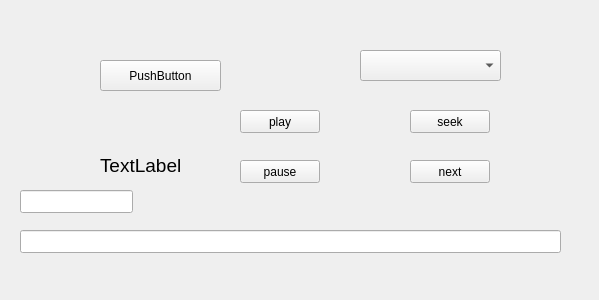
The window that buttonGUI/opengui.ui (DevelopKits/embebidos-grupo7) describes before a commit, drawn with Qt 5.
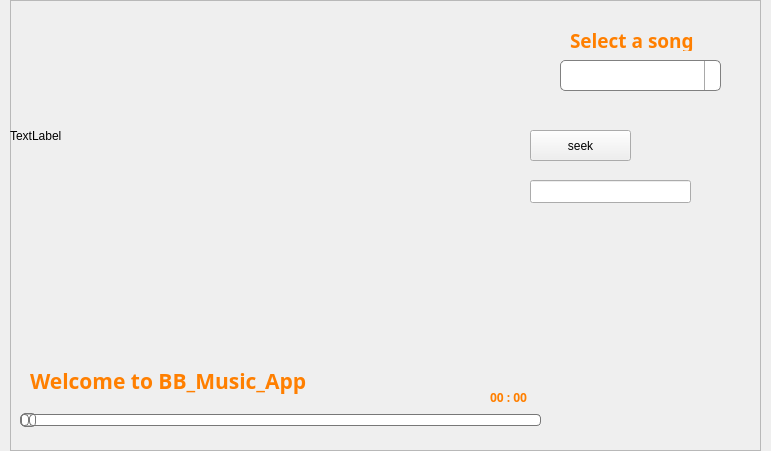
The same window after the commit. Icons and pictures are not drawn.

Commit message: Funcionalidad de SEEK agregada, calentamiento de interfaz de usuario y detalles de funcionamiento extra

Diff of the .ui file:
```diff
--- a/buttonGUI/opengui.ui
+++ b/buttonGUI/opengui.ui
@@ -6,125 +6,413 @@
    <rect>
     <x>0</x>
     <y>0</y>
-    <width>599</width>
-    <height>300</height>
+    <width>771</width>
+    <height>451</height>
    </rect>
   </property>
   <property name="windowTitle">
    <string>OpenGUI</string>
   </property>
-  <widget class="QLabel" name="label_1">
+  <property name="styleSheet">
+   <string notr="true"/>
+  </property>
+  <widget class="QFrame" name="frame">
    <property name="geometry">
     <rect>
-     <x>100</x>
-     <y>140</y>
-     <width>131</width>
-     <height>51</height>
+     <x>10</x>
+     <y>0</y>
+     <width>751</width>
+     <height>451</height>
     </rect>
    </property>
-   <property name="font">
-    <font>
-     <pointsize>14</pointsize>
-    </font>
+   <property name="autoFillBackground">
+    <bool>false</bool>
    </property>
-   <property name="text">
-    <string>TextLabel</string>
+   <property name="styleSheet">
+    <string notr="true">QFrame {
+     border-image: url(:/images/wallp.jpg);
+
+ }</string>
    </property>
-  </widget>
-  <widget class="QPushButton" name="pushButton_1">
-   <property name="geometry">
-    <rect>
-     <x>100</x>
-     <y>60</y>
-     <width>121</width>
-     <height>31</height>
-    </rect>
+   <property name="frameShape">
+    <enum>QFrame::StyledPanel</enum>
    </property>
-   <property name="text">
-    <string>PushButton</string>
+   <property name="frameShadow">
+    <enum>QFrame::Raised</enum>
    </property>
-  </widget>
-  <widget class="QLineEdit" name="lineEdit">
-   <property name="geometry">
-    <rect>
-     <x>20</x>
-     <y>230</y>
-     <width>541</width>
-     <height>23</height>
-    </rect>
-   </property>
-  </widget>
-  <widget class="QComboBox" name="comboBox_1">
-   <property name="geometry">
-    <rect>
-     <x>360</x>
-     <y>50</y>
-     <width>141</width>
-     <height>31</height>
-    </rect>
-   </property>
-  </widget>
-  <widget class="QLineEdit" name="lineEdit_2">
-   <property name="geometry">
-    <rect>
-     <x>20</x>
-     <y>190</y>
-     <width>113</width>
-     <height>23</height>
-    </rect>
-   </property>
-  </widget>
-  <widget class="QPushButton" name="pushButton_2">
-   <property name="geometry">
-    <rect>
-     <x>240</x>
-     <y>110</y>
-     <width>80</width>
-     <height>23</height>
-    </rect>
-   </property>
-   <property name="text">
-    <string>play</string>
-   </property>
-  </widget>
-  <widget class="QPushButton" name="pushButton_3">
-   <property name="geometry">
-    <rect>
-     <x>240</x>
-     <y>160</y>
-     <width>80</width>
-     <height>23</height>
-    </rect>
-   </property>
-   <property name="text">
-    <string>pause</string>
-   </property>
-  </widget>
-  <widget class="QPushButton" name="pushButton_4">
-   <property name="geometry">
-    <rect>
-     <x>410</x>
-     <y>110</y>
-     <width>80</width>
-     <height>23</height>
-    </rect>
-   </property>
-   <property name="text">
-    <string>seek</string>
-   </property>
-  </widget>
-  <widget class="QPushButton" name="pushButton_5">
-   <property name="geometry">
-    <rect>
-     <x>410</x>
-     <y>160</y>
-     <width>80</width>
-     <height>23</height>
-    </rect>
-   </property>
-   <property name="text">
-    <string>next</string>
-   </property>
+   <widget class="QSlider" name="horizontalSlider">
+    <property name="geometry">
+     <rect>
+      <x>10</x>
+      <y>410</y>
+      <width>521</width>
+      <height>20</height>
+     </rect>
+    </property>
+    <property name="styleSheet">
+     <string notr="true">QSlider::groove:horizontal {
+border: 1px solid #bbb;
+background: white;
+height: 10px;
+border-radius: 4px;
+}
+
+QSlider::sub-page:horizontal {
+background: qlineargradient(x1: 0, y1: 0,    x2: 0, y2: 1,
+    stop: 0 #66e, stop: 1 #bbf);
+background: qlineargradient(x1: 0, y1: 0.2, x2: 1, y2: 1,
+    stop: 0 #bbf, stop: 1 #55f);
+border: 1px solid #777;
+height: 10px;
+border-radius: 4px;
+}
+
+QSlider::add-page:horizontal {
+background: #fff;
+border: 1px solid #777;
+height: 10px;
+border-radius: 4px;
+}
+
+QSlider::handle:horizontal {
+background: qlineargradient(x1:0, y1:0, x2:1, y2:1,
+    stop:0 #eee, stop:1 #ccc);
+border: 1px solid #777;
+width: 13px;
+margin-top: -2px;
+margin-bottom: -2px;
+border-radius: 4px;
+}
+
+QSlider::handle:horizontal:hover {
+background: qlineargradient(x1:0, y1:0, x2:1, y2:1,
+    stop:0 #fff, stop:1 #ddd);
+border: 1px solid #444;
+border-radius: 4px;
+}
+
+QSlider::sub-page:horizontal:disabled {
+background: #bbb;
+border-color: #999;
+}
+
+QSlider::add-page:horizontal:disabled {
+background: #eee;
+border-color: #999;
+}
+
+QSlider::handle:horizontal:disabled {
+background: #eee;
+border: 1px solid #aaa;
+border-radius: 4px;
+}</string>
+    </property>
+    <property name="tracking">
+     <bool>false</bool>
+    </property>
+    <property name="orientation">
+     <enum>Qt::Horizontal</enum>
+    </property>
+    <property name="tickPosition">
+     <enum>QSlider::NoTicks</enum>
+    </property>
+   </widget>
+   <widget class="QPushButton" name="pushButton_2">
+    <property name="geometry">
+     <rect>
+      <x>150</x>
+      <y>270</y>
+      <width>51</width>
+      <height>51</height>
+     </rect>
+    </property>
+    <property name="styleSheet">
+     <string notr="true">QPushButton {
+     border-style: outset;
+	 image: url(:/images/play.png);
+ }
+ QPushButton:pressed {
+     border-style: inset;
+ }</string>
+    </property>
+    <property name="text">
+     <string/>
+    </property>
+    <property name="flat">
+     <bool>false</bool>
+    </property>
+   </widget>
+   <widget class="QComboBox" name="comboBox_1">
+    <property name="geometry">
+     <rect>
+      <x>550</x>
+      <y>60</y>
+      <width>161</width>
+      <height>31</height>
+     </rect>
+    </property>
+    <property name="styleSheet">
+     <string notr="true">QComboBox {
+     border: 1px solid gray;
+     border-radius: 5px;
+     padding: 1px 18px 1px 3px;
+     min-width: 6em;
+	 border-image: none;
+ }
+
+ QComboBox:editable {
+     background: white;
+ }
+
+ QComboBox:!editable, QComboBox::drop-down:editable {
+      background: qlineargradient(x1: 0, y1: 0, x2: 0, y2: 1,
+                                  stop: 0 #E1E1E1, stop: 0.4 #DDDDDD,
+                                  stop: 0.5 #D8D8D8, stop: 1.0 #D3D3D3);
+ }
+
+ /* QComboBox gets the &quot;on&quot; state when the popup is open */
+ QComboBox:!editable:on, QComboBox::drop-down:editable:on {
+     background: qlineargradient(x1: 0, y1: 0, x2: 0, y2: 1,
+                                 stop: 0 #D3D3D3, stop: 0.4 #D8D8D8,
+                                 stop: 0.5 #DDDDDD, stop: 1.0 #E1E1E1);
+ }
+
+ QComboBox:on { /* shift the text when the popup opens */
+     padding-top: 3px;
+     padding-left: 4px;
+ }
+
+ QComboBox::drop-down {
+     subcontrol-origin: padding;
+     subcontrol-position: top right;
+     width: 15px;
+
+     border-left-width: 1px;
+     border-left-color: darkgray;
+     border-left-style: solid; /* just a single line */
+     border-top-right-radius: 3px; /* same radius as the QComboBox */
+     border-bottom-right-radius: 3px;
+ }
+
+ QComboBox::down-arrow {
+     image: url(/usr/share/icons/crystalsvg/16x16/actions/1downarrow.png);
+ }
+
+ QComboBox::down-arrow:on { /* shift the arrow when popup is open */
+     top: 1px;
+     left: 1px;
+ }</string>
+    </property>
+   </widget>
+   <widget class="QPushButton" name="pushButton_4">
+    <property name="geometry">
+     <rect>
+      <x>520</x>
+      <y>130</y>
+      <width>101</width>
+      <height>31</height>
+     </rect>
+    </property>
+    <property name="text">
+     <string>seek</string>
+    </property>
+   </widget>
+   <widget class="QPushButton" name="pushButton_5">
+    <property name="geometry">
+     <rect>
+      <x>210</x>
+      <y>270</y>
+      <width>51</width>
+      <height>51</height>
+     </rect>
+    </property>
+    <property name="styleSheet">
+     <string notr="true">QPushButton {
+     border-style: outset;
+	 image: url(:/images/next.png);
+ }</string>
+    </property>
+    <property name="text">
+     <string/>
+    </property>
+   </widget>
+   <widget class="QPushButton" name="pushButton_3">
+    <property name="geometry">
+     <rect>
+      <x>90</x>
+      <y>270</y>
+      <width>51</width>
+      <height>51</height>
+     </rect>
+    </property>
+    <property name="styleSheet">
+     <string notr="true">QPushButton {
+     border-style: outset;
+	 image: url(:/images/pause.png);
+ }</string>
+    </property>
+    <property name="text">
+     <string/>
+    </property>
+   </widget>
+   <widget class="QPushButton" name="pushButton_1">
+    <property name="geometry">
+     <rect>
+      <x>270</x>
+      <y>270</y>
+      <width>51</width>
+      <height>51</height>
+     </rect>
+    </property>
+    <property name="styleSheet">
+     <string notr="true">QPushButton {
+     border-style: outset;
+	 image: url(:/images/update.png);
+ }</string>
+    </property>
+    <property name="text">
+     <string/>
+    </property>
+   </widget>
+   <widget class="QLineEdit" name="lineEdit">
+    <property name="geometry">
+     <rect>
+      <x>520</x>
+      <y>180</y>
+      <width>161</width>
+      <height>23</height>
+     </rect>
+    </property>
+   </widget>
+   <widget class="QLabel" name="gif_label">
+    <property name="geometry">
+     <rect>
+      <x>0</x>
+      <y>40</y>
+      <width>271</width>
+      <height>191</height>
+     </rect>
+    </property>
+    <property name="styleSheet">
+     <string notr="true">QLabel {
+	 border-image:none;
+}</string>
+    </property>
+    <property name="frameShape">
+     <enum>QFrame::NoFrame</enum>
+    </property>
+    <property name="frameShadow">
+     <enum>QFrame::Plain</enum>
+    </property>
+    <property name="text">
+     <string>TextLabel</string>
+    </property>
+   </widget>
+   <widget class="QLabel" name="label_1">
+    <property name="geometry">
+     <rect>
+      <x>20</x>
+      <y>360</y>
+      <width>501</width>
+      <height>41</height>
+     </rect>
+    </property>
+    <property name="font">
+     <font>
+      <family>Sawasdee</family>
+      <pointsize>16</pointsize>
+      <weight>75</weight>
+      <bold>true</bold>
+     </font>
+    </property>
+    <property name="autoFillBackground">
+     <bool>false</bool>
+    </property>
+    <property name="styleSheet">
+     <string notr="true">QLabel {
+	 border-image: none;
+     color: rgb(255,127,0) ;
+	 
+ }</string>
+    </property>
+    <property name="text">
+     <string>Welcome to BB_Music_App</string>
+    </property>
+   </widget>
+   <widget class="QPushButton" name="pushButton_6">
+    <property name="geometry">
+     <rect>
+      <x>30</x>
+      <y>270</y>
+      <width>51</width>
+      <height>51</height>
+     </rect>
+    </property>
+    <property name="styleSheet">
+     <string notr="true">QPushButton {
+     border-style: outset;
+	 image: url(:/images/prev.png);
+ }</string>
+    </property>
+    <property name="text">
+     <string/>
+    </property>
+   </widget>
+   <widget class="QLabel" name="label">
+    <property name="geometry">
+     <rect>
+      <x>560</x>
+      <y>30</y>
+      <width>141</width>
+      <height>21</height>
+     </rect>
+    </property>
+    <property name="font">
+     <font>
+      <family>Sawasdee</family>
+      <pointsize>14</pointsize>
+      <weight>75</weight>
+      <bold>true</bold>
+     </font>
+    </property>
+    <property name="styleSheet">
+     <string notr="true">QLabel {
+	 border-image: none;
+     color: rgb(255,127,0) ;
+	 
+ }</string>
+    </property>
+    <property name="text">
+     <string>Select a song</string>
+    </property>
+   </widget>
+   <widget class="QLabel" name="label_2">
+    <property name="geometry">
+     <rect>
+      <x>480</x>
+      <y>390</y>
+      <width>57</width>
+      <height>15</height>
+     </rect>
+    </property>
+    <property name="font">
+     <font>
+      <family>Sawasdee</family>
+      <weight>75</weight>
+      <bold>true</bold>
+     </font>
+    </property>
+    <property name="styleSheet">
+     <string notr="true">QLabel {
+	 border-image: none;
+     color: rgb(255,127,0) ;
+	 
+ }</string>
+    </property>
+    <property name="text">
+     <string>00 : 00</string>
+    </property>
+   </widget>
   </widget>
  </widget>
  <layoutdefault spacing="6" margin="11"/>
```
The commit also changes 18 other files.
